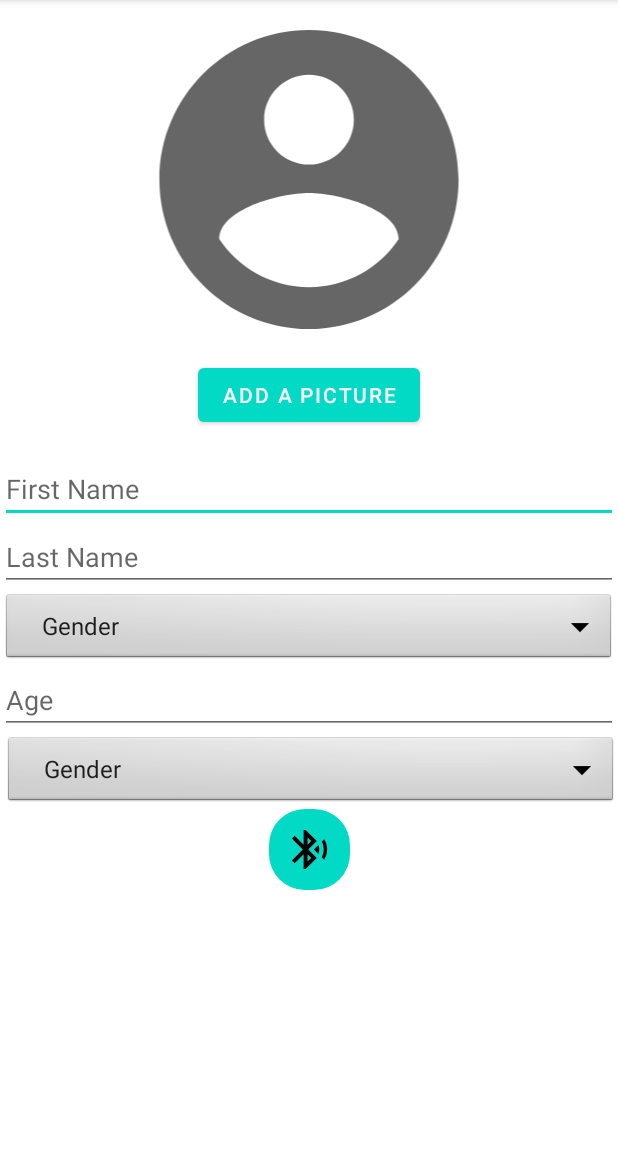
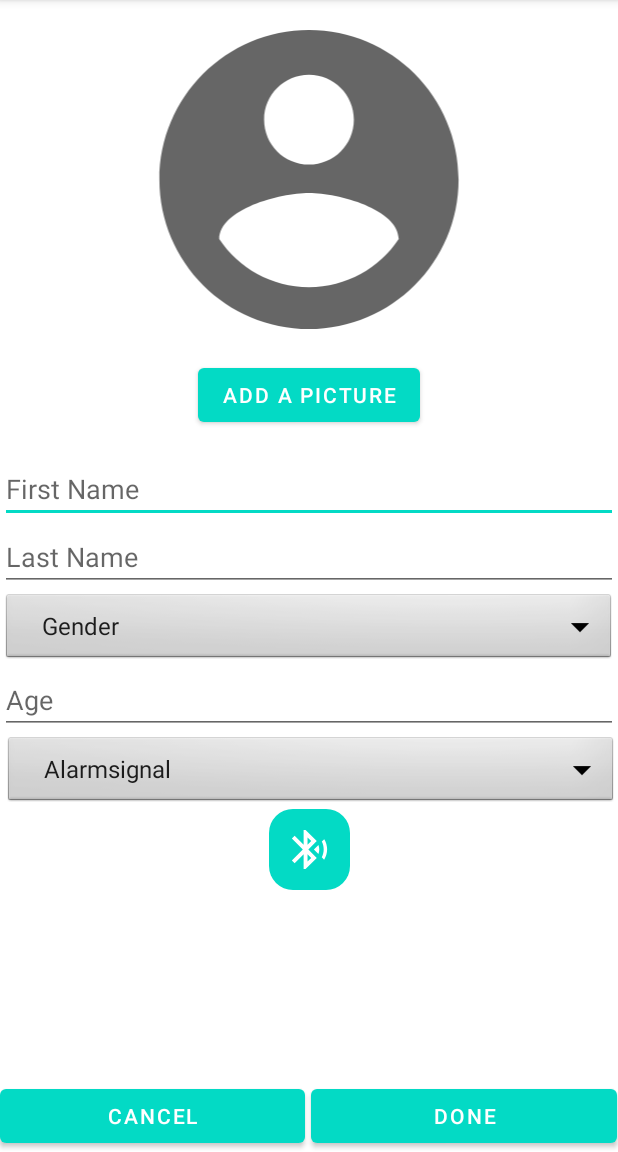
Before and after one commit to Deadlica/Produktutvecklingsprojekt, an Android app: the AddActivity screen opened directly, with no data from a screen before it, on a phone screen of 412 x 824 dp, the part 84-1236 px from its top. Run offline under Robolectric (Android 15) with nearby library versions, the phone set to English and light mode, and no system bars.

Commit message:
Functionality for adding profile picture

```diff
--- a/Vitals/app/src/main/java/com/firstapp/vitals/AddActivity.java
+++ b/Vitals/app/src/main/java/com/firstapp/vitals/AddActivity.java
@@ -2,11 +2,16 @@ package com.firstapp.vitals;
 
 import androidx.appcompat.app.AppCompatActivity;
 
+import android.content.Intent;
 import android.graphics.Color;
+import android.net.Uri;
 import android.os.Bundle;
 import android.view.View;
 import android.view.ViewGroup;
 import android.widget.ArrayAdapter;
+import android.widget.Button;
+import android.widget.EditText;
+import android.widget.ImageView;
 import android.widget.Spinner;
 import android.widget.TextView;
 
@@ -15,12 +20,25 @@ import java.util.Arrays;
 import java.util.List;
 
 public class AddActivity extends AppCompatActivity {
+    Button select_image;
+    ImageView profile_picture;
+    int SELECT_PICTURE = 200;
+    EditText firstName, lastName, age;
 
     @Override
     protected void onCreate(Bundle savedInstanceState) {
         super.onCreate(savedInstanceState);
         setContentView(R.layout.activity_add);
 
+        select_image = findViewById(R.id.select_image);
+        profile_picture = findViewById(R.id.profile_picture);
+
+        select_image.setOnClickListener(new View.OnClickListener() {
+            @Override
+            public void onClick(View v) {
+                imageChooser();
+            }
+        });
 
         Spinner genderDropdown = findViewById(R.id.gender);
         String[] genderOptions = new String[] {"Male", "Female", "Gender"};
@@ -31,7 +49,39 @@ public class AddActivity extends AppCompatActivity {
         Spinner alarmDropdown = findViewById(R.id.alarm);
         String[] alarmOptions = new String[] {"Silke", "Sluttning", "Stjärnskådning", "Stråla", "Topp", "Vid kusten", "Alarmsignal"};
         HintAdapter hintAdapter1 = new HintAdapter(this, android.R.layout.simple_list_item_1, alarmOptions);
-        alarmDropdown.setAdapter(hintAdapter);
-        alarmDropdown.setSelection(hintAdapter.getCount());
+        alarmDropdown.setAdapter(hintAdapter1);
+        alarmDropdown.setSelection(hintAdapter1.getCount());
+    }
+
+    void imageChooser() {
+        Intent i = new Intent();
+        i.setType("image/*");
+        i.setAction(Intent.ACTION_GET_CONTENT);
+
+        startActivityForResult(Intent.createChooser(i, "Select Picture"), SELECT_PICTURE);
+    }
+
+    public void onActivityResult(int requestCode, int resultCode, Intent data) {
+        super.onActivityResult(requestCode, resultCode, data);
+
+        if(resultCode == RESULT_OK) {
+            if(requestCode == SELECT_PICTURE) {
+                Uri selectedImageUri = data.getData();
+                if(null != selectedImageUri) {
+                    profile_picture.setImageURI(selectedImageUri);
+                }
+            }
+        }
+    }
+
+    public void cancelAdd(View view) {
+        finish();
+    }
+
+    public void saveAdd(View view) {
+        firstName = findViewById(R.id.FirstName);
+        lastName = findViewById(R.id.LastName);
+        age = findViewById(R.id.Age);
+
     }
 }
--- /dev/null
+++ b/Vitals/app/src/main/res/drawable/bluetooth_button_corner.xml
@@ -0,0 +1,5 @@
+<?xml version="1.0" encoding="utf-8"?>
+<shape xmlns:android="http://schemas.android.com/apk/res/android">
+    <corners android:radius="16dp" />
+    <solid android:color="@color/teal_200" />
+</shape>
--- a/Vitals/app/src/main/res/drawable/ic_bluetooth_foreground.xml
+++ b/Vitals/app/src/main/res/drawable/ic_bluetooth_foreground.xml
@@ -3,7 +3,7 @@
     android:height="54dp"
     android:viewportWidth="108"
     android:viewportHeight="108"
-    android:tint="#000000"
+    android:tint="#FFFFFF"
     android:autoMirrored="true">
   <group android:scaleX="2.61"
       android:scaleY="2.61"
--- /dev/null
+++ b/Vitals/app/src/main/res/drawable/round_image.xml
@@ -0,0 +1,5 @@
+<?xml version="1.0" encoding="utf-8"?>
+<shape xmlns:android="http://schemas.android.com/apk/res/android">
+    <corners android:radius="16dp" />
+
+</shape>
--- a/Vitals/app/src/main/res/layout/activity_add.xml
+++ b/Vitals/app/src/main/res/layout/activity_add.xml
@@ -7,22 +7,23 @@
     tools:context=".AddActivity">
 
     <ImageView
-        android:id="@+id/imageView"
+        android:id="@+id/profile_picture"
         android:layout_width="249dp"
         android:layout_height="239dp"
         app:layout_constraintEnd_toEndOf="parent"
         app:layout_constraintStart_toStartOf="parent"
+        android:background="@drawable/round_image"
         app:layout_constraintTop_toTopOf="parent"
         app:srcCompat="@drawable/ic_profile_picture" />
 
     <Button
-        android:id="@+id/button"
+        android:id="@+id/select_image"
         android:layout_width="wrap_content"
         android:layout_height="wrap_content"
         android:text="Add a picture"
         app:layout_constraintEnd_toEndOf="parent"
         app:layout_constraintStart_toStartOf="parent"
-        app:layout_constraintTop_toBottomOf="@+id/imageView" />
+        app:layout_constraintTop_toBottomOf="@+id/profile_picture" />
 
     <EditText
         android:id="@+id/FirstName"
@@ -34,7 +35,7 @@
         android:inputType="textPersonName"
         app:layout_constraintEnd_toEndOf="parent"
         app:layout_constraintStart_toStartOf="parent"
-        app:layout_constraintTop_toBottomOf="@+id/button" />
+        app:layout_constraintTop_toBottomOf="@+id/select_image" />
 
     <EditText
         android:id="@+id/LastName"
@@ -81,13 +82,33 @@
         app:layout_constraintTop_toBottomOf="@+id/Age" />
 
     <ImageButton
-        android:id="@+id/imageButton2"
+        android:id="@+id/bluetooth_button"
         android:layout_width="wrap_content"
         android:layout_height="wrap_content"
-        android:background="@drawable/round_button"
+        android:background="@drawable/bluetooth_button_corner"
         app:layout_constraintEnd_toEndOf="parent"
         app:layout_constraintStart_toStartOf="parent"
         app:layout_constraintTop_toBottomOf="@+id/alarm"
         app:srcCompat="@drawable/ic_bluetooth_foreground" />
 
+    <Button
+        android:id="@+id/cancel"
+        android:layout_width="203dp"
+        android:layout_height="48dp"
+        android:text="Cancel"
+        android:onClick="cancelAdd"
+        app:layout_constraintBottom_toBottomOf="parent"
+        app:layout_constraintStart_toStartOf="parent" />
+
+    <Button
+        android:id="@+id/done"
+        android:layout_width="204dp"
+        android:layout_height="wrap_content"
+        android:layout_marginStart="4dp"
+        android:onClick="saveAdd"
+        android:text="Done"
+        app:layout_constraintBaseline_toBaselineOf="@+id/cancel"
+        app:layout_constraintStart_toEndOf="@+id/cancel" />
+
+
 </androidx.constraintlayout.widget.ConstraintLayout>
```
Also changed, not shown: Vitals/app/build.gradle (+8 -0 lines), Vitals/app/src/main/java/com/firstapp/vitals/Person.java (added, +7 -0 lines), Vitals/app/src/main/ic_cancel-playstore.png (added), Vitals/gradle/wrapper/gradle-wrapper.properties.
